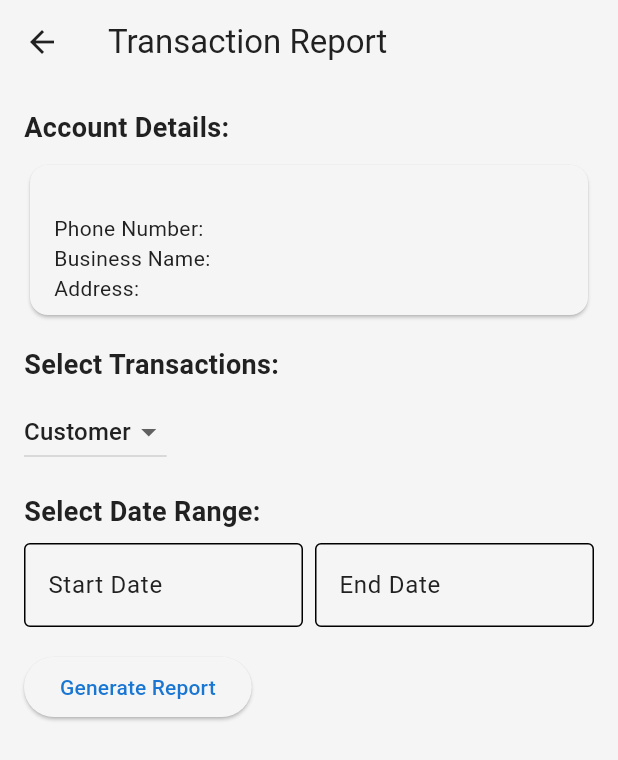
After one commit to kushalkothari26/book_keeper, a Flutter app: the screen it shows once a user with an empty profile is signed in, in the side drawer, after a tap on "R E P O R T", on a phone screen of 412 x 824 dp. The commit adds this screen. Shown: the top 760 px of the screen. Run offline on Flutter 3.47's test engine with Material 3 defaults, Android fonts, the phone set to English and light mode, and no system bars; our stand-ins replace cloud_firestore, firebase_auth, firebase_core, get, google_sign_in; missing offline and left inert: whatsapp_share2; accounts and stored records are empty.

Commit message:
20/04/24

```diff
--- a/lib/components/message_bubble.dart
+++ b/lib/components/message_bubble.dart
@@ -58,7 +58,7 @@ class MessageBubble extends StatelessWidget {
                       fontWeight: FontWeight.bold,
                     ),
                   ),
-                  SizedBox(height: 4),
+                  const SizedBox(height: 4),
                   Text(
                     comment,
                     style: TextStyle(
@@ -66,7 +66,7 @@ class MessageBubble extends StatelessWidget {
                       fontSize: 12,
                     ),
                   ),
-                  SizedBox(height: 4),
+                  const SizedBox(height: 4),
                   Text(
                     DateFormat('dd MMM yyyy HH:mm').format(timestamp),
                     style: TextStyle(
--- a/lib/components/my_drawer.dart
+++ b/lib/components/my_drawer.dart
@@ -3,7 +3,7 @@ import 'package:flutter/material.dart';
 import 'package:google_sign_in/google_sign_in.dart';
 import 'package:book_keeper/pages/settings_page.dart';
 import 'package:book_keeper/pages/account_page.dart';
-// import 'package:logreg/services/auth/auth_service.dart';
+import 'package:book_keeper/pages/report_page.dart';
 class MyDrawer extends StatelessWidget {
   MyDrawer({super.key});
   final user=FirebaseAuth.instance.currentUser;
@@ -48,6 +48,17 @@ class MyDrawer extends StatelessWidget {
                   },
                 ),
               ),
+              Padding(
+                padding: const EdgeInsets.only(left: 25),
+                child: ListTile(
+                  title: const Text("R E P O R T"),
+                  leading: const Icon(Icons.home),
+                  onTap: (){
+                    Navigator.pop(context);
+                    Navigator.push(context,MaterialPageRoute(builder: (context)=>ReportPage()));
+                  },
+                ),
+              ),
             ],
           ),
           Padding(
--- /dev/null
+++ b/lib/pages/report_page.dart
@@ -0,0 +1,190 @@
+import 'package:book_keeper/services/details_service.dart';
+import 'package:book_keeper/services/message_service.dart';
+import 'package:firebase_auth/firebase_auth.dart';
+import 'package:flutter/material.dart';
+
+class ReportPage extends StatefulWidget {
+  const ReportPage({Key? key}) : super(key: key);
+
+  @override
+  State<ReportPage> createState() => _ReportPageState();
+}
+
+class _ReportPageState extends State<ReportPage> {
+  final DetailsService _detailsService = DetailsService();
+  final MessageService _messageService = MessageService();
+
+  final user = FirebaseAuth.instance.currentUser;
+
+  String _transactionType = 'Customer';
+  DateTime? _startDate;
+  DateTime? _endDate;
+
+  List<Map<String, dynamic>> _messages = [];
+
+  @override
+  Widget build(BuildContext context) {
+    return Scaffold(
+      appBar: AppBar(
+        title: const Text('Transaction Report'),
+      ),
+      body: Padding(
+        padding: const EdgeInsets.all(16.0),
+        child: FutureBuilder<Map<String, dynamic>>(
+          future: _detailsService.getDetails(user!.uid),
+          builder: (context, snapshot) {
+            if (snapshot.connectionState == ConnectionState.waiting) {
+              return const CircularProgressIndicator();
+            } else if (snapshot.hasError) {
+              return Text('Error: ${snapshot.error}');
+            } else {
+              final userDetails = snapshot.data!;
+              return Column(
+                crossAxisAlignment: CrossAxisAlignment.start,
+                children: [
+                  const Text(
+                    'Account Details:',
+                    style: TextStyle(fontWeight: FontWeight.bold, fontSize: 18.0),
+                  ),
+                  const SizedBox(height: 8.0),
+                  Card(
+                    child: ListTile(
+                      title: Text(userDetails['name']),
+                      subtitle: Column(
+                        crossAxisAlignment: CrossAxisAlignment.start,
+                        children: [
+                          Text('Phone Number: ${userDetails['phno']}'),
+                          Text('Business Name: ${userDetails['businessname']}'),
+                          Text('Address: ${userDetails['address']}'),
+                        ],
+                      ),
+                    ),
+                  ),
+                  const SizedBox(height: 16.0),
+                  const Text(
+                    'Select Transactions:',
+                    style: TextStyle(fontWeight: FontWeight.bold, fontSize: 18.0),
+                  ),
+                  const SizedBox(height: 8.0),
+                  DropdownButton<String>(
+                    value: _transactionType,
+                    onChanged: (String? newValue) {
+                      setState(() {
+                        _transactionType = newValue!;
+                      });
+                    },
+                    items: <String>['Customer', 'Supplier']
+                        .map<DropdownMenuItem<String>>((String value) {
+                      return DropdownMenuItem<String>(
+                        value: value,
+                        child: Text(value),
+                      );
+                    }).toList(),
+                  ),
+                  const SizedBox(height: 16.0),
+                  const Text(
+                    'Select Date Range:',
+                    style: TextStyle(fontWeight: FontWeight.bold, fontSize: 18.0),
+                  ),
+                  const SizedBox(height: 8.0),
+                  Row(
+                    children: [
+                      Expanded(
+                        child: TextField(
+                          decoration: const InputDecoration(
+                            labelText: 'Start Date',
+                            border: OutlineInputBorder(),
+                          ),
+                          readOnly: true,
+                          controller: TextEditingController(
+                            text: _startDate != null ? _startDate.toString() : '',
+                          ),
+                          onTap: () async {
+                            DateTime? pickedDate = await showDatePicker(
+                              context: context,
+                              initialDate: DateTime.now(),
+                              firstDate: DateTime(1900),
+                              lastDate: DateTime.now(),
+                            );
+                            if (pickedDate != null && pickedDate != _startDate) {
+                              setState(() {
+                                _startDate = pickedDate;
+                              });
+                            }
+                          },
+                        ),
+                      ),
+                      const SizedBox(width: 8.0),
+                      Expanded(
+                        child: TextField(
+                          decoration: const InputDecoration(
+                            labelText: 'End Date',
+                            border: OutlineInputBorder(),
+                          ),
+                          readOnly: true,
+                          controller: TextEditingController(
+                            text: _endDate != null ? _endDate.toString() : '',
+                          ),
+                          onTap: () async {
+                            DateTime? pickedDate = await showDatePicker(
+                              context: context,
+                              initialDate: DateTime.now(),
+                              firstDate: DateTime(1900),
+                              lastDate: DateTime.now(),
+                            );
+                            if (pickedDate != null && pickedDate != _endDate) {
+                              setState(() {
+                                _endDate = pickedDate;
+                              });
+                            }
+                          },
+                        ),
+                      ),
+                    ],
+                  ),
+                  const SizedBox(height: 16.0),
+                  ElevatedButton(
+                    onPressed: () async {
+                      if (_startDate != null && _endDate != null) {
+                        setState(() {
+                          _messages = [];
+                        });
+                        List<Map<String, dynamic>> fetchedMessages =
+                        await _messageService.getMessagesWithConTypeAndDate(
+                            _transactionType == 'Customer' ? 1 : 2, _startDate!, _endDate!);
+                        print('Fetched messages: $fetchedMessages');
+                        setState(() {
+                          _messages = fetchedMessages;
+                        });
+                      } else {
+                        ScaffoldMessenger.of(context).showSnackBar(
+                          const SnackBar(content: Text('Please select both start and end dates.')),
+                        );
+                      }
+                    },
+                    child: const Text('Generate Report'),
+                  ),
+                  const SizedBox(height: 16.0),
+                  if (_messages.isNotEmpty)
+                    Expanded(
+                      child: ListView.builder(
+                        itemCount: _messages.length,
+                        itemBuilder: (context, index) {
+                          Map<String, dynamic> message = _messages[index];
+                          return ListTile(
+                            title: Text('Message: ${message['message']}'),
+                            subtitle: Text('Comment: ${message['comment']}'),
+                            // Add more details as needed...
+                          );
+                        },
+                      ),
+                    ),
+                ],
+              );
+            }
+          },
+        ),
+      ),
+    );
+  }
+}
```
Also changed, not shown: lib/pages/chat_page.dart (+7 -3 lines), lib/pages/homepage.dart (+12 -9 lines), lib/services/firestore.dart (+7 -0 lines), lib/services/message_service.dart (+42 -9 lines).
